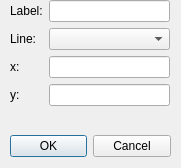
This is Dialogs/AddPointDialogs/addpointon.ui in LFriday13/geometry-toolbox as Qt 5 draws it before an edit. The edited form follows.
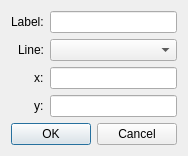
This is the edited form.

Patch:
```diff
--- a/Dialogs/AddPointDialogs/addpointon.ui
+++ b/Dialogs/AddPointDialogs/addpointon.ui
@@ -7,38 +7,18 @@
     <x>0</x>
     <y>0</y>
     <width>181</width>
-    <height>168</height>
+    <height>149</height>
    </rect>
   </property>
   <property name="windowTitle">
    <string>Dialog</string>
   </property>
-  <widget class="QDialogButtonBox" name="buttonBox">
-   <property name="geometry">
-    <rect>
-     <x>10</x>
-     <y>130</y>
-     <width>161</width>
-     <height>32</height>
-    </rect>
-   </property>
-   <property name="orientation">
-    <enum>Qt::Horizontal</enum>
-   </property>
-   <property name="standardButtons">
-    <set>QDialogButtonBox::Cancel|QDialogButtonBox::Ok</set>
-   </property>
-  </widget>
-  <widget class="QWidget" name="formLayoutWidget">
-   <property name="geometry">
-    <rect>
-     <x>10</x>
-     <y>0</y>
-     <width>160</width>
-     <height>119</height>
-    </rect>
-   </property>
+  <layout class="QVBoxLayout" name="verticalLayout">
+   <item>
    <layout class="QFormLayout" name="formLayout">
+     <property name="labelAlignment">
+      <set>Qt::AlignRight|Qt::AlignTrailing|Qt::AlignVCenter</set>
+     </property>
     <item row="0" column="0">
      <widget class="QLabel" name="labelLabel">
       <property name="text">
@@ -80,7 +60,18 @@
      </widget>
     </item>
    </layout>
-  </widget>
+   </item>
+   <item>
+    <widget class="QDialogButtonBox" name="buttonBox">
+     <property name="orientation">
+      <enum>Qt::Horizontal</enum>
+     </property>
+     <property name="standardButtons">
+      <set>QDialogButtonBox::Cancel|QDialogButtonBox::Ok</set>
+     </property>
+    </widget>
+   </item>
+  </layout>
  </widget>
  <resources/>
  <connections>
```
Lines whose indentation alone changed are shown as unchanged.
